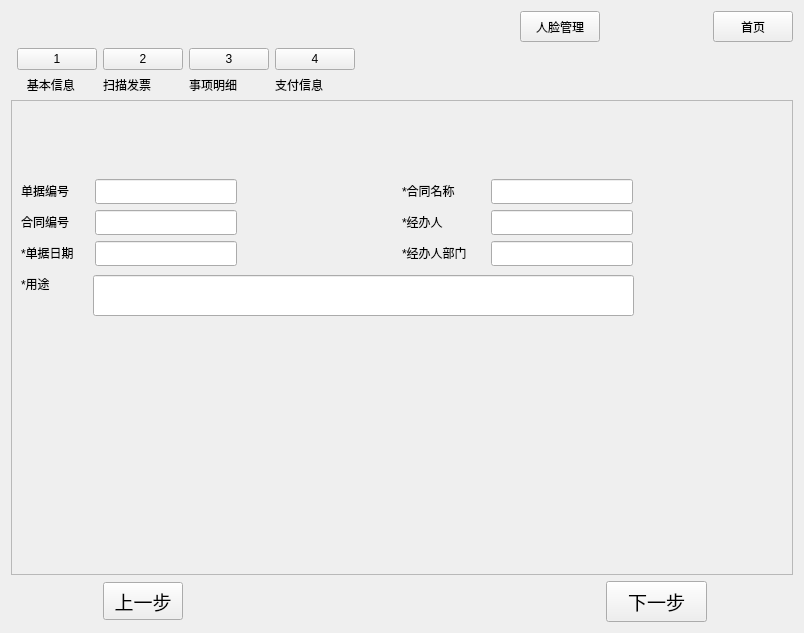
Old version of the form mainwindow.ui in the repository betamake/intelligence.
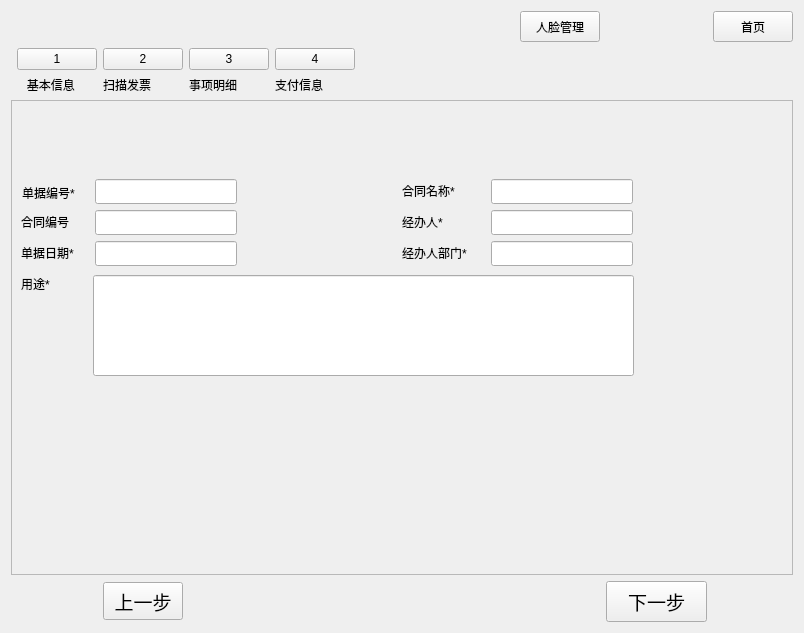
New version of the form. The open tabs and pages were chosen to show the change.

```diff
--- a/mainwindow.ui
+++ b/mainwindow.ui
@@ -1688,19 +1688,6 @@
       </widget>
      </widget>
      <widget class="QWidget" name="costBaseInfo">
-      <widget class="QLabel" name="costRnumLabel">
-       <property name="geometry">
-        <rect>
-         <x>9</x>
-         <y>78</y>
-         <width>60</width>
-         <height>23</height>
-        </rect>
-       </property>
-       <property name="text">
-        <string>单据编号</string>
-       </property>
-      </widget>
       <widget class="QLabel" name="costConoLabel">
        <property name="geometry">
         <rect>
@@ -1724,7 +1711,7 @@
         </rect>
        </property>
        <property name="text">
-        <string>*用途</string>
+        <string>用途*</string>
        </property>
       </widget>
       <widget class="QLabel" name="costRdateLabel">
@@ -1737,7 +1724,7 @@
         </rect>
        </property>
        <property name="text">
-        <string>*单据日期</string>
+        <string>单据日期*</string>
        </property>
       </widget>
       <widget class="QLabel" name="costHandpLabel">
@@ -1750,7 +1737,7 @@
         </rect>
        </property>
        <property name="text">
-        <string>*经办人</string>
+        <string>经办人*</string>
        </property>
       </widget>
       <widget class="QLabel" name="costConnameLabel">
@@ -1763,7 +1750,7 @@
         </rect>
        </property>
        <property name="text">
-        <string>*合同名称</string>
+        <string>合同名称*</string>
        </property>
       </widget>
       <widget class="QLabel" name="costHandpdLabel">
@@ -1776,7 +1763,7 @@
         </rect>
        </property>
        <property name="text">
-        <string>*经办人部门</string>
+        <string>经办人部门*</string>
        </property>
       </widget>
       <widget class="QLineEdit" name="costRnumEdit">
@@ -1845,10 +1832,23 @@
          <x>81</x>
          <y>174</y>
          <width>541</width>
-         <height>41</height>
+         <height>101</height>
         </rect>
        </property>
       </widget>
+      <widget class="QLabel" name="costRnumLabel_3">
+       <property name="geometry">
+        <rect>
+         <x>10</x>
+         <y>80</y>
+         <width>71</width>
+         <height>23</height>
+        </rect>
+       </property>
+       <property name="text">
+        <string>单据编号*</string>
+       </property>
+      </widget>
      </widget>
      <widget class="QWidget" name="baseInfo">
       <widget class="QLineEdit" name="duckDate">
```
Left out of the diff: 380 changed lines with no effect on the pictures.
